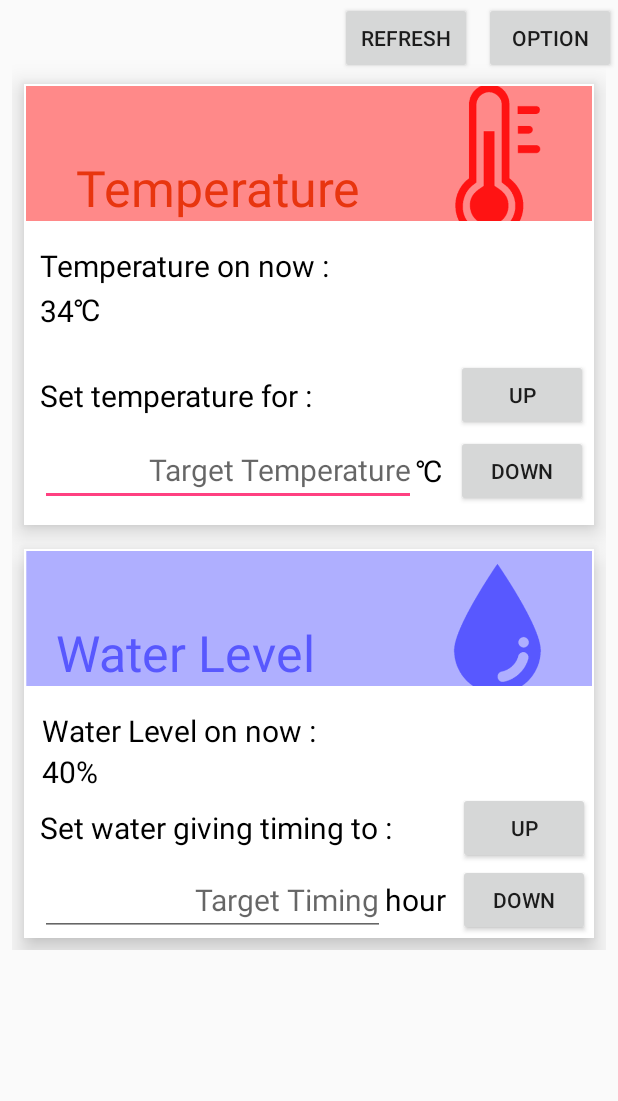
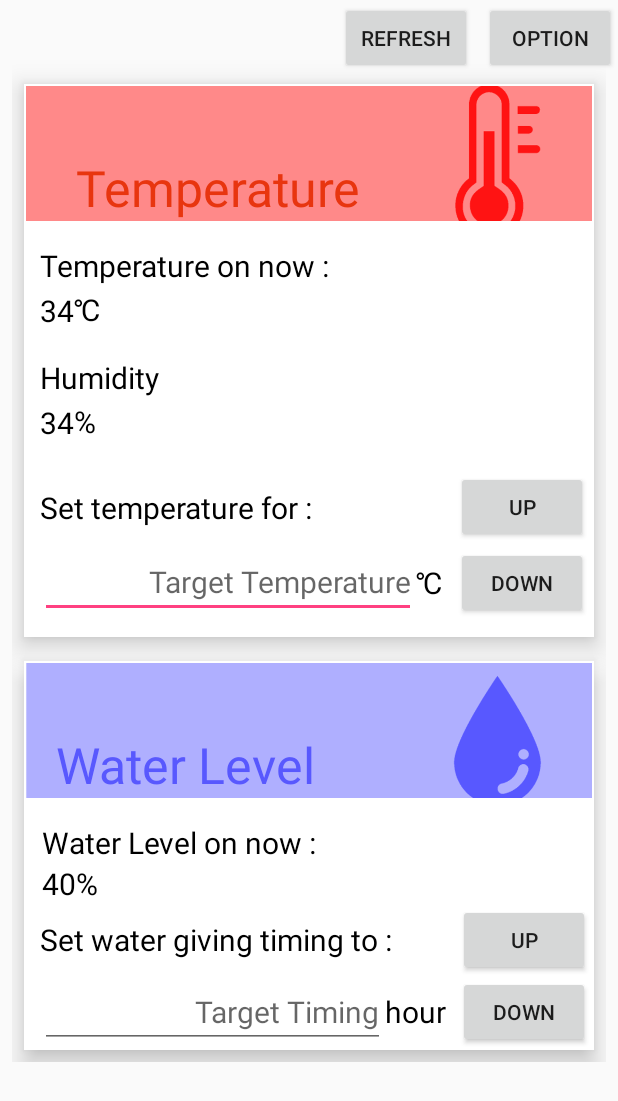
Before and after one commit to JaeungHyun/ees, an Android app: the screen it shows after launch (MainActivity), on a phone screen of 412 x 824 dp. Shown: the top 1101 px of the screen. Run offline under Robolectric (Android 15) with nearby library versions, the phone set to English and light mode, and no system bars.

Commit message:
humidity view add

```diff
--- a/android/app/src/main/res/layout/activity_main.xml
+++ b/android/app/src/main/res/layout/activity_main.xml
@@ -144,6 +144,56 @@
                             app:layout_constraintTop_toBottomOf="@+id/NowTempTooltip" />
                     </android.support.constraint.ConstraintLayout>
 
+                    <android.support.constraint.ConstraintLayout
+                        android:id="@+id/NowHumLayout"
+                        android:layout_width="match_parent"
+                        android:layout_height="wrap_content"
+                        android:layout_marginTop="8dp"
+                        app:layout_constraintEnd_toEndOf="parent"
+                        app:layout_constraintStart_toStartOf="parent"
+                        app:layout_constraintTop_toBottomOf="@+id/TempTitleImage">
+
+                        <TextView
+                            android:id="@+id/NowHumTooltip"
+                            style="@style/DefaultText"
+                            android:layout_width="0dp"
+                            android:layout_height="wrap_content"
+                            android:layout_marginBottom="1dp"
+                            android:layout_marginEnd="8dp"
+                            android:layout_marginStart="8dp"
+                            android:layout_marginTop="8dp"
+                            android:text="@string/now_humidity"
+                            android:textAlignment="viewStart"
+                            app:layout_constraintBottom_toTopOf="@+id/NowHum"
+                            app:layout_constraintEnd_toEndOf="parent"
+                            app:layout_constraintStart_toStartOf="parent"
+                            app:layout_constraintTop_toTopOf="parent" />
+
+                        <TextView
+                            android:id="@+id/NowHum"
+                            style="@style/DefaultText"
+                            android:layout_width="wrap_content"
+                            android:layout_height="wrap_content"
+                            android:layout_marginBottom="1dp"
+                            android:layout_marginStart="8dp"
+                            android:layout_marginTop="1dp"
+                            android:text="34"
+                            app:layout_constraintBottom_toBottomOf="parent"
+                            app:layout_constraintStart_toStartOf="parent"
+                            app:layout_constraintTop_toBottomOf="@+id/NowHumTooltip" />
+
+                        <TextView
+                            android:id="@+id/NowHumUnit"
+                            style="@style/DefaultText"
+                            android:layout_width="wrap_content"
+                            android:layout_height="wrap_content"
+                            android:layout_marginBottom="1dp"
+                            android:layout_marginTop="1dp"
+                            android:text="@string/percentage"
+                            app:layout_constraintBottom_toBottomOf="parent"
+                            app:layout_constraintStart_toEndOf="@+id/NowHum"
+                            app:layout_constraintTop_toBottomOf="@+id/NowHumTooltip" />
+                    </android.support.constraint.ConstraintLayout>
                     <android.support.constraint.ConstraintLayout
                         android:id="@+id/TempControlLayout"
                         android:layout_width="match_parent"
--- a/android/app/src/main/res/values/strings.xml
+++ b/android/app/src/main/res/values/strings.xml
@@ -24,4 +24,5 @@
     <string name="autoUpdate">AutoUpdateTerm</string>
     <string name="accessibility">Accessibility</string>
     <string name="second">second(s)</string>
+    <string name="now_humidity">Humidity</string>
 </resources>
```
Also changed, not shown: 1 other file.
